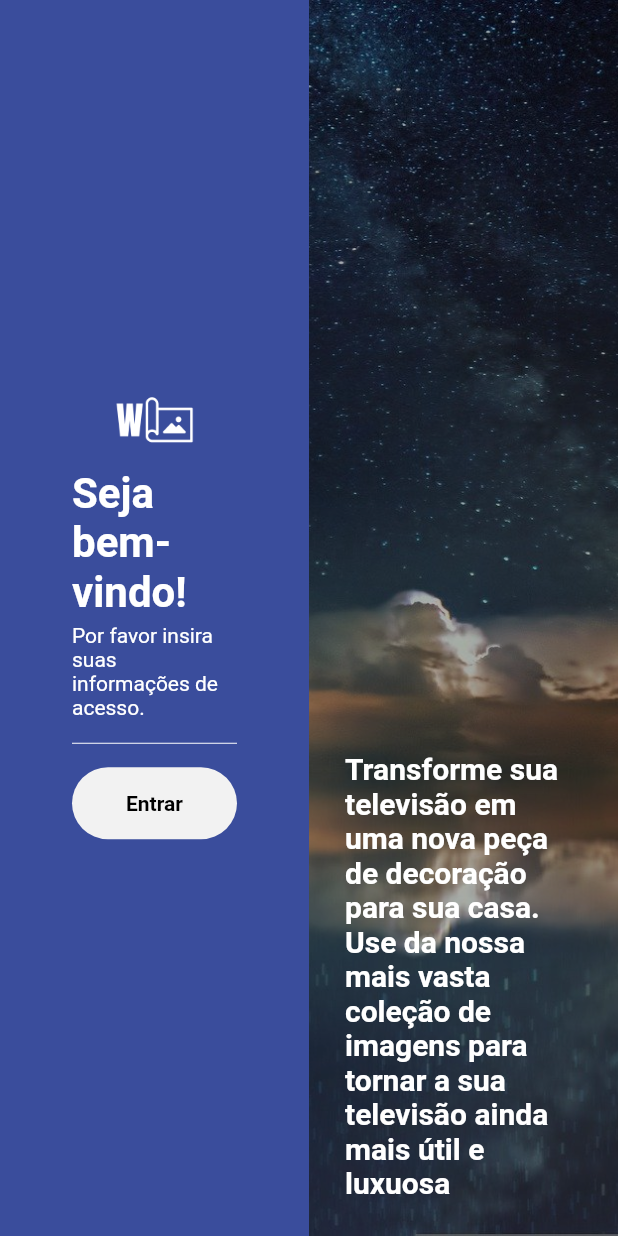
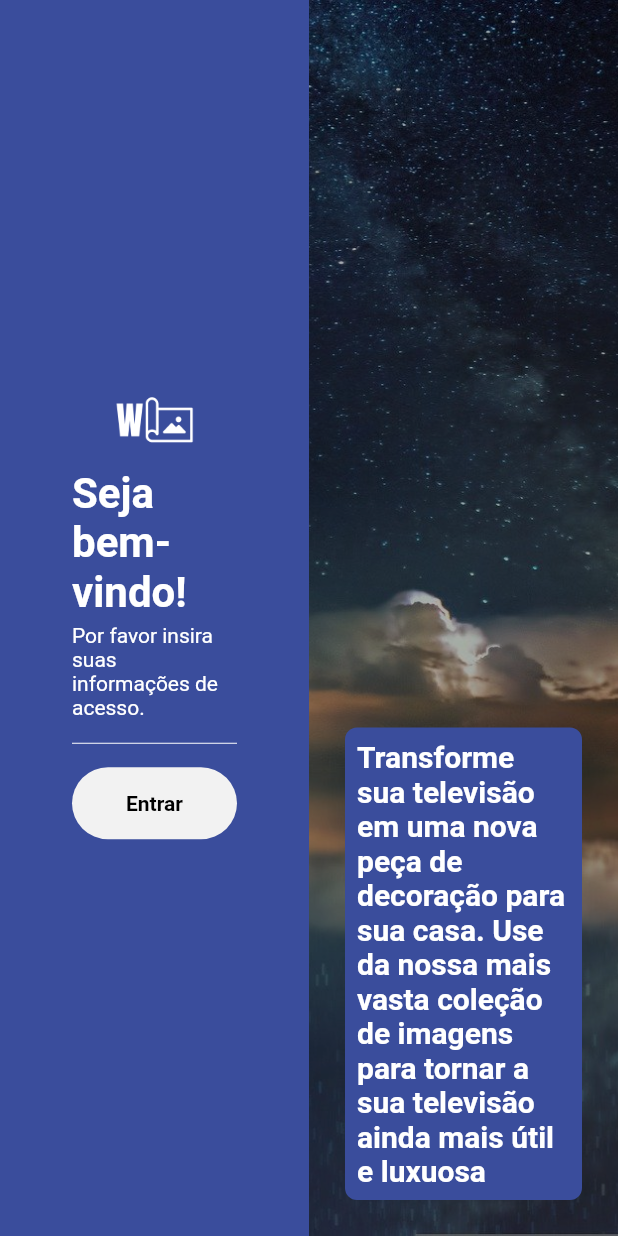
Before and after one commit to MauricioMachadoFF/Wallpaper-Display, a Flutter app: the LoginPage screen opened directly, on a phone screen of 412 x 824 dp. Run offline on Flutter 3.47's test engine with Material 2 defaults, Android fonts, the phone set to English and light mode, and no system bars; our stand-ins replace equatable, flutter_bloc, get_it, injectable; statements that could not run were skipped.

Commit message:
refac: optimize design for login carroussel image

```diff
--- a/lib/features/authorization/presentation/widgets/login_image_carroussel.dart
+++ b/lib/features/authorization/presentation/widgets/login_image_carroussel.dart
@@ -1,6 +1,7 @@
 import 'dart:async';
 
 import 'package:flutter/material.dart';
+import 'package:wallpaper_display/design_system/colors.dart';
 
 class LoginImageCarroussel extends StatefulWidget {
   const LoginImageCarroussel({super.key});
@@ -69,13 +70,20 @@ class _LoginImageCarrousselState extends State<LoginImageCarroussel> {
             padding: const EdgeInsets.all(24),
             child: Column(
               mainAxisAlignment: MainAxisAlignment.end,
-              children: const [
-                Text(
-                  "Transforme sua televisão em uma nova peça de decoração para sua casa. Use da nossa mais vasta coleção de imagens para tornar a sua televisão ainda mais útil e luxuosa",
-                  style: TextStyle(
-                    fontWeight: FontWeight.bold,
-                    fontSize: 20,
-                    color: Colors.white,
+              children: [
+                Container(
+                  padding: const EdgeInsets.all(8),
+                  decoration: BoxDecoration(
+                    borderRadius: BorderRadius.circular(8),
+                    color: deepBlue,
+                  ),
+                  child: const Text(
+                    "Transforme sua televisão em uma nova peça de decoração para sua casa. Use da nossa mais vasta coleção de imagens para tornar a sua televisão ainda mais útil e luxuosa",
+                    style: TextStyle(
+                      fontWeight: FontWeight.bold,
+                      fontSize: 20,
+                      color: white,
+                    ),
                   ),
                 )
               ],
```
